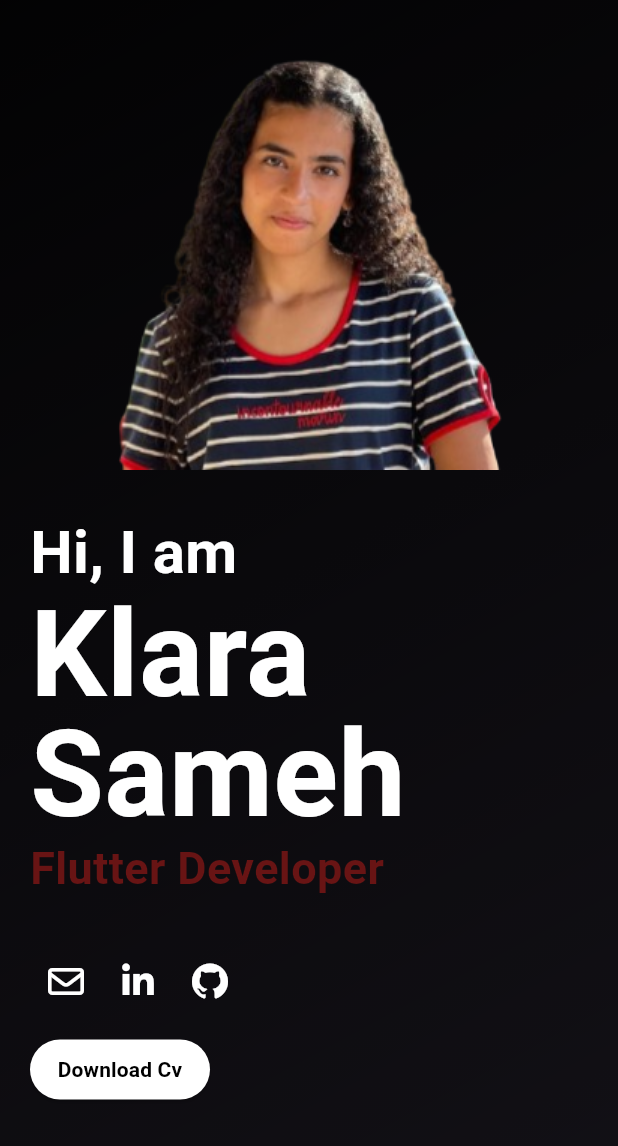
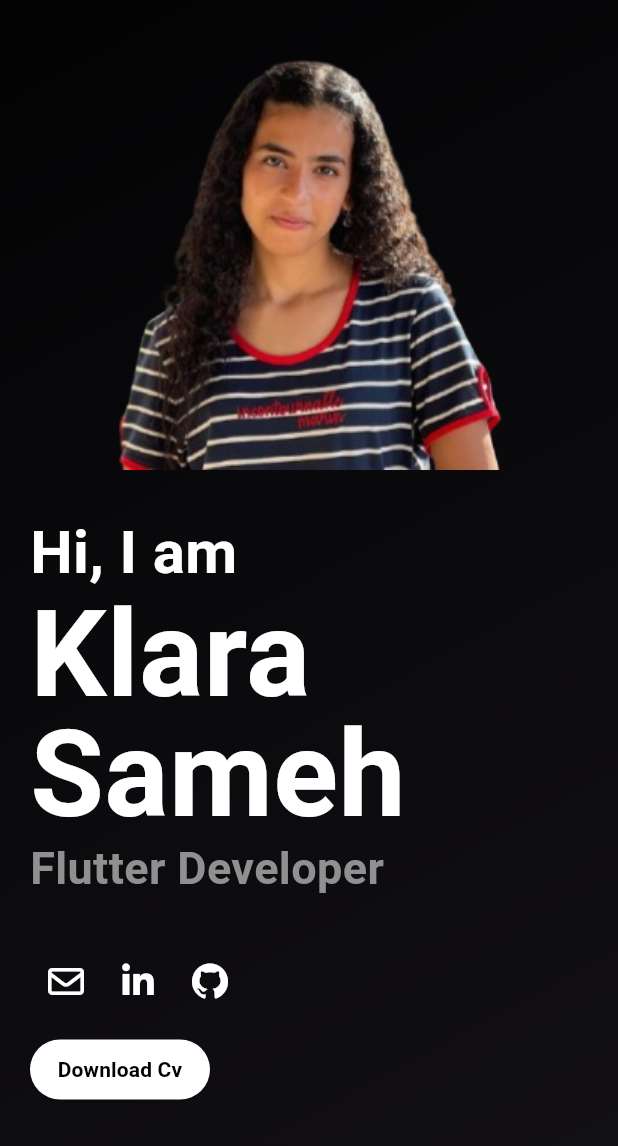
Before and after one commit to klarasameh1/Portfolio, a Flutter app: the screen it shows after launch, on a phone screen of 412 x 824 dp, the part 90-1236 px from its top. Run offline on Flutter 3.47's test engine with Material 3 defaults, Android fonts, the phone set to English and light mode, and no system bars; our stand-ins replace font_awesome_flutter.

Commit message:
change color

```diff
--- a/lib/pages/Home/about_me_content.dart
+++ b/lib/pages/Home/about_me_content.dart
@@ -38,7 +38,7 @@ class AboutMeContent extends StatelessWidget {
         Text(
           'Flutter Developer',
           style: TextStyle(
-              color: Color(0xff681414),
+              color: Color(0xff909090),
               fontWeight: FontWeight.bold,
               fontSize: 30
           ),
```
